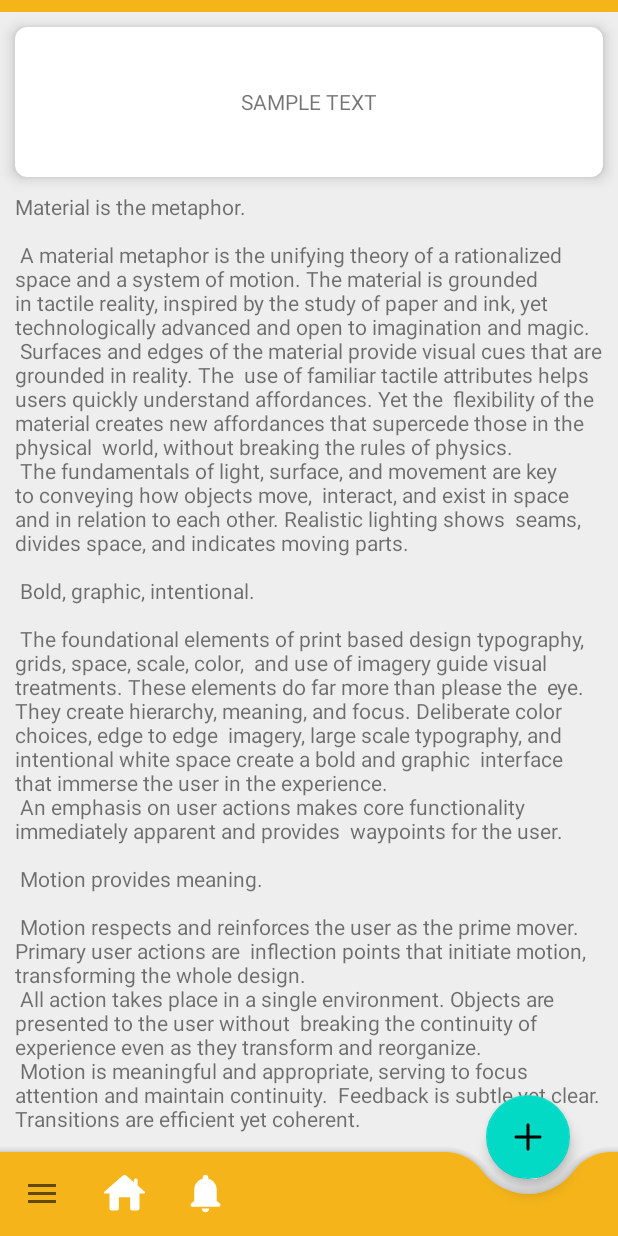
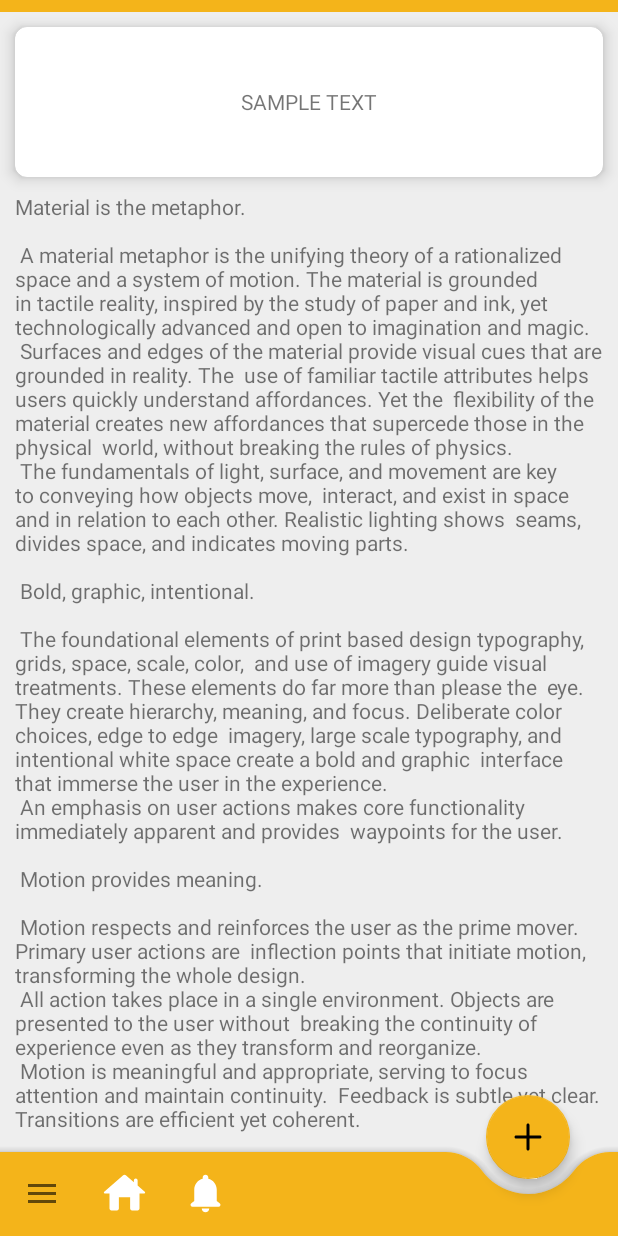
Before and after one commit to hmcldryl/BarterTayo, an Android app: the screen it shows after launch (MainActivity), on a phone screen of 412 x 824 dp. Run offline under Robolectric (Android 15) with nearby library versions, the phone set to English and light mode, and no system bars; our stand-ins replace navigation-ui.

Commit message:
Minor layout changes

```diff
--- a/app/src/main/res/layout/activity_main.xml
+++ b/app/src/main/res/layout/activity_main.xml
@@ -39,6 +39,7 @@
             android:id="@+id/fab_addBarter"
             android:layout_width="wrap_content"
             android:layout_height="wrap_content"
+            app:backgroundTint="@color/colorPrimary"
             android:src="@drawable/ic_addbarter_icon"
             android:tint="@color/iconTint"
             app:fabAlignmentMode="end"
--- a/app/src/main/res/layout/fragment_home.xml
+++ b/app/src/main/res/layout/fragment_home.xml
@@ -6,6 +6,7 @@
     android:layout_height="match_parent"
     android:background="@drawable/background_body"
     tools:context=".ui.home.HomeFragment">
+
 
     <com.google.android.material.appbar.AppBarLayout
         android:id="@+id/app_bar"
```
